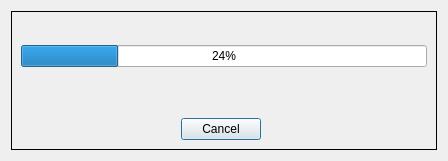
Old version of the form spl/IoProgressDialog.ui in the repository strymon/spl.
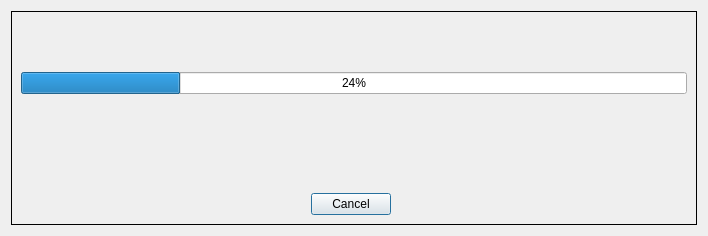
New version of the form.

Commit message: Adding debug data display on Io progress dialog

What changed in the file:
```diff
--- a/spl/IoProgressDialog.ui
+++ b/spl/IoProgressDialog.ui
@@ -6,8 +6,8 @@
    <rect>
     <x>0</x>
     <y>0</y>
-    <width>448</width>
-    <height>161</height>
+    <width>708</width>
+    <height>236</height>
    </rect>
   </property>
   <property name="windowTitle">
@@ -19,6 +19,12 @@
   <layout class="QGridLayout" name="gridLayout">
    <item row="0" column="0">
     <widget class="QFrame" name="frame">
+     <property name="maximumSize">
+      <size>
+       <width>690</width>
+       <height>16777215</height>
+      </size>
+     </property>
      <property name="frameShape">
       <enum>QFrame::Box</enum>
      </property>
@@ -79,6 +85,28 @@
         </property>
        </widget>
       </item>
+      <item>
+       <widget class="QLabel" name="label">
+        <property name="font">
+         <font>
+          <family>Cordia New</family>
+          <pointsize>12</pointsize>
+         </font>
+        </property>
+        <property name="styleSheet">
+         <string notr="true">color: rgba(79, 79, 79, 200);</string>
+        </property>
+        <property name="text">
+         <string/>
+        </property>
+        <property name="alignment">
+         <set>Qt::AlignLeading|Qt::AlignLeft|Qt::AlignVCenter</set>
+        </property>
+        <property name="wordWrap">
+         <bool>true</bool>
+        </property>
+       </widget>
+      </item>
       <item>
        <layout class="QHBoxLayout" name="horizontalLayout_2">
         <item>
```
The commit also changes 2 other files.
